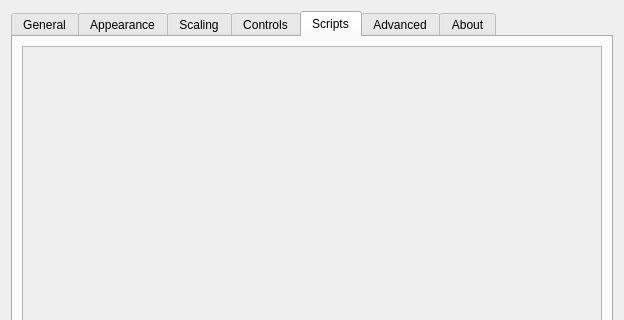
Above: gui/dialogs/settingsdialog.ui from do-i/thumbgrid before the change; both pictures show x 0 to 624 and y 0 to 320 of the 624 by 627 pixel window. Below: the same form after it.
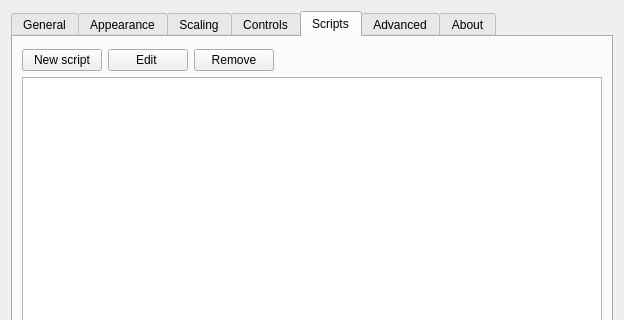
That is the form after the change. The open tabs and pages were chosen to show the change. Icons and pictures are not drawn. Custom widgets are drawn as their Qt base class.

Commit message: Initial script support.

Patch:
```diff
--- a/gui/dialogs/settingsdialog.ui
+++ b/gui/dialogs/settingsdialog.ui
@@ -1478,33 +1478,52 @@
        <string>Scripts</string>
       </attribute>
       <layout class="QVBoxLayout" name="verticalLayout_16">
+       <property name="topMargin">
+        <number>12</number>
+       </property>
        <item>
-        <widget class="QScrollArea" name="scrollArea">
-         <property name="sizePolicy">
-          <sizepolicy hsizetype="Expanding" vsizetype="Minimum">
-           <horstretch>0</horstretch>
-           <verstretch>0</verstretch>
-          </sizepolicy>
+        <layout class="QHBoxLayout" name="horizontalLayout_21">
+         <property name="topMargin">
+          <number>0</number>
          </property>
-         <property name="widgetResizable">
-          <bool>true</bool>
-         </property>
-         <widget class="QWidget" name="scrollAreaWidgetContents">
-          <property name="geometry">
-           <rect>
-            <x>0</x>
-            <y>0</y>
-            <width>582</width>
-            <height>519</height>
-           </rect>
-          </property>
-          <layout class="QVBoxLayout" name="verticalLayout_19">
+         <item>
+          <widget class="QPushButton" name="pushButton_9">
+           <property name="text">
+            <string>New script</string>
+           </property>
+          </widget>
+         </item>
+         <item>
+          <widget class="QPushButton" name="pushButton_6">
+           <property name="text">
+            <string>Edit </string>
+           </property>
+          </widget>
+         </item>
            <item>
-            <layout class="QVBoxLayout" name="scriptsLayout"/>
-           </item>
-          </layout>
-         </widget>
-        </widget>
+          <widget class="QPushButton" name="pushButton_7">
+           <property name="text">
+            <string>Remove</string>
+           </property>
+          </widget>
+         </item>
+         <item>
+          <spacer name="horizontalSpacer_5">
+           <property name="orientation">
+            <enum>Qt::Horizontal</enum>
+           </property>
+           <property name="sizeHint" stdset="0">
+            <size>
+             <width>40</width>
+             <height>20</height>
+            </size>
+           </property>
+          </spacer>
+         </item>
+        </layout>
+       </item>
+       <item>
+        <widget class="QListWidget" name="scriptsListWidget"/>
        </item>
       </layout>
      </widget>
```
Left out of the diff: 147 changed lines with no effect on the pictures. Lines whose indentation alone changed are shown as unchanged. The commit also changes 24 other files.
